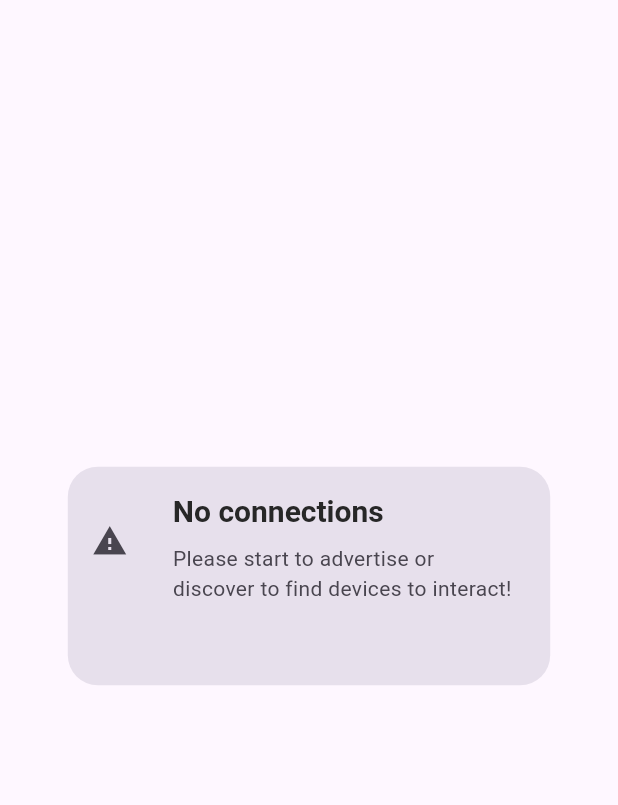
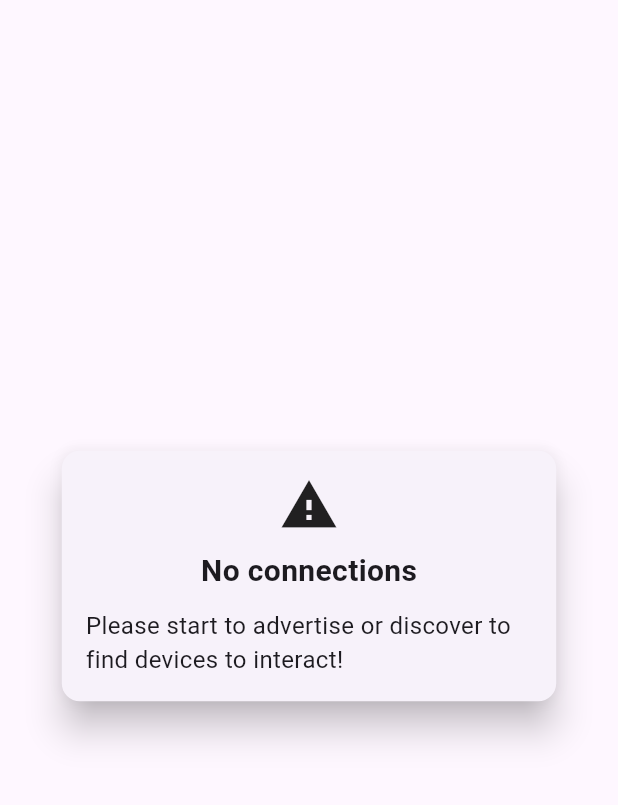
Before and after one commit to IgVelasco/nearby_cross, a Flutter app: the SelectInteractionScreen screen opened directly, on a phone screen of 412 x 824 dp, the part 84-889 px from its top. Run offline on Flutter 3.47's test engine with Material 3 defaults, Android fonts, the light colour scheme and no system bars; our stand-ins replace logger, permission_handler.

Commit message:
feat(flutter): :recycle: Improve Alert responsiveness

```diff
--- a/example/lib/screens/select_interaction_screen.dart
+++ b/example/lib/screens/select_interaction_screen.dart
@@ -35,25 +35,22 @@ class SelectInteractionScreen extends StatelessWidget {
         return Scaffold(
             appBar: NCAppBar(),
             body: Consumer<SelectInteractionViewModel>(
-              builder: (context, viewModel, child) => RefreshIndicator(
+              builder: (context, viewModel, child) => noConnections
+                  ? const Center(
+                      child: Alert(
+                        icon: Icon(
+                          Icons.warning,
+                          size: 40,
+                        ),
+                        title: "No connections",
+                        message:
+                            "Please start to advertise or discover to find devices to interact!", // Example long message
+                      ),
+                    )
+                  : RefreshIndicator(
                       triggerMode: RefreshIndicatorTriggerMode.onEdge,
                       onRefresh: () => provider.refreshConnectedList(),
-                  child: noConnections
-                      ? LayoutBuilder(
-                          builder: (context, constraints) => Center(
-                            child: SizedBox(
-                              height: constraints.maxHeight * 0.2,
-                              width: constraints.maxWidth * 0.8,
-                              child: const Alert(
-                                icon: Icon(Icons.warning),
-                                title: "No connections",
-                                text:
-                                    "Please start to advertise or discover to find devices to interact!",
-                              ),
-                            ),
-                          ),
-                        )
-                      : ListView.builder(
+                      child: ListView.builder(
                         scrollDirection: Axis.vertical,
                         padding: const EdgeInsets.all(0),
                         physics: const AlwaysScrollableScrollPhysics(
--- a/example/lib/widgets/utils/alert.dart
+++ b/example/lib/widgets/utils/alert.dart
@@ -1,44 +1,73 @@
 import 'package:flutter/material.dart';
 
 class Alert extends StatelessWidget {
+  final Icon icon;
   final String title;
-  final String text;
-  final Icon icon;
+  final String message;
+  final double widthFactor;
+  final double heightFactor;
 
   const Alert(
-      {super.key, required this.title, required this.text, required this.icon});
+      {super.key,
+      required this.title,
+      required this.message,
+      this.icon = const Icon(
+        Icons.warning,
+        size: 40,
+      ),
+      this.widthFactor = 0.8,
+      this.heightFactor = 0.4});
 
   @override
   Widget build(BuildContext context) {
+    return LayoutBuilder(
+      builder: (BuildContext context, BoxConstraints constraints) {
         return Card(
-        elevation: 0,
-        shape: RoundedRectangleBorder(
-          borderRadius: BorderRadius.circular(20.0),
+          elevation: 10,
+          margin: const EdgeInsets.symmetric(horizontal: 20, vertical: 8),
+          child: ConstrainedBox(
+            constraints: BoxConstraints(
+              maxWidth: constraints.maxWidth * widthFactor,
+              maxHeight: constraints.maxHeight * heightFactor,
+              minHeight: constraints.minHeight,
             ),
-        color: Theme.of(context).colorScheme.surfaceVariant,
-        child: Center(
+            child: Padding(
+              padding: const EdgeInsets.all(16),
               child: Column(
-            mainAxisSize: MainAxisSize.max,
-            mainAxisAlignment: MainAxisAlignment.center,
-            children: <Widget>[
-              Expanded(
-                  child: ListTile(
-                leading: icon,
-                title: Padding(
-                  padding: const EdgeInsets.symmetric(vertical: 10),
-                  child: Text(title),
+                mainAxisSize: MainAxisSize.min,
+                crossAxisAlignment: CrossAxisAlignment.center,
+                children: [
+                  icon,
+                  const SizedBox(height: 10),
+                  Text(
+                    title,
+                    style: const TextStyle(
+                      fontSize: 20,
+                      fontWeight: FontWeight.bold,
                     ),
-                subtitle: Text(text),
-                titleTextStyle: const TextStyle(
-                  fontWeight: FontWeight.w700,
-                  fontStyle: FontStyle.normal,
-                  fontSize: 20,
-                  color: Color(0xff272727),
                   ),
-                horizontalTitleGap: 30,
-              )),
+                  const SizedBox(height: 10),
+                  Center(
+                    child: SizedBox(
+                      width: double.infinity,
+                      child: Expanded(
+                        child: SingleChildScrollView(
+                          child: Text(
+                            message,
+                            style: const TextStyle(
+                              fontSize: 16,
+                            ),
+                          ),
+                        ),
+                      ),
+                    ),
+                  )
                 ],
               ),
-        ));
+            ),
+          ),
+        );
+      },
+    );
   }
 }
```
Lines whose indentation alone changed are shown as unchanged.
